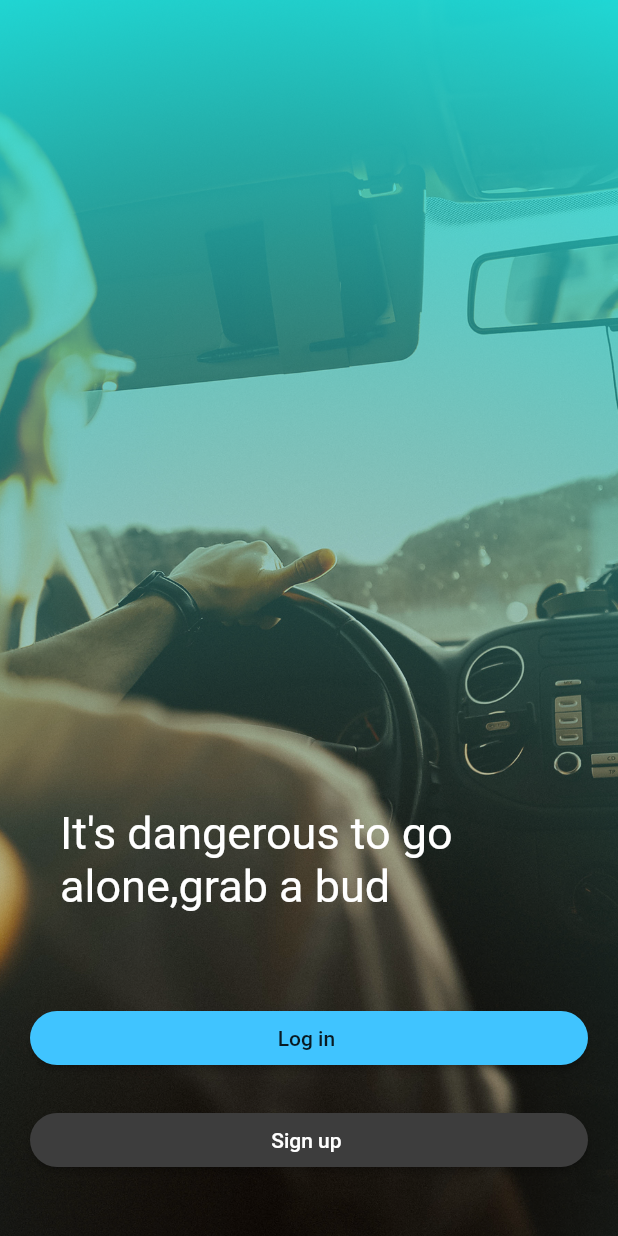
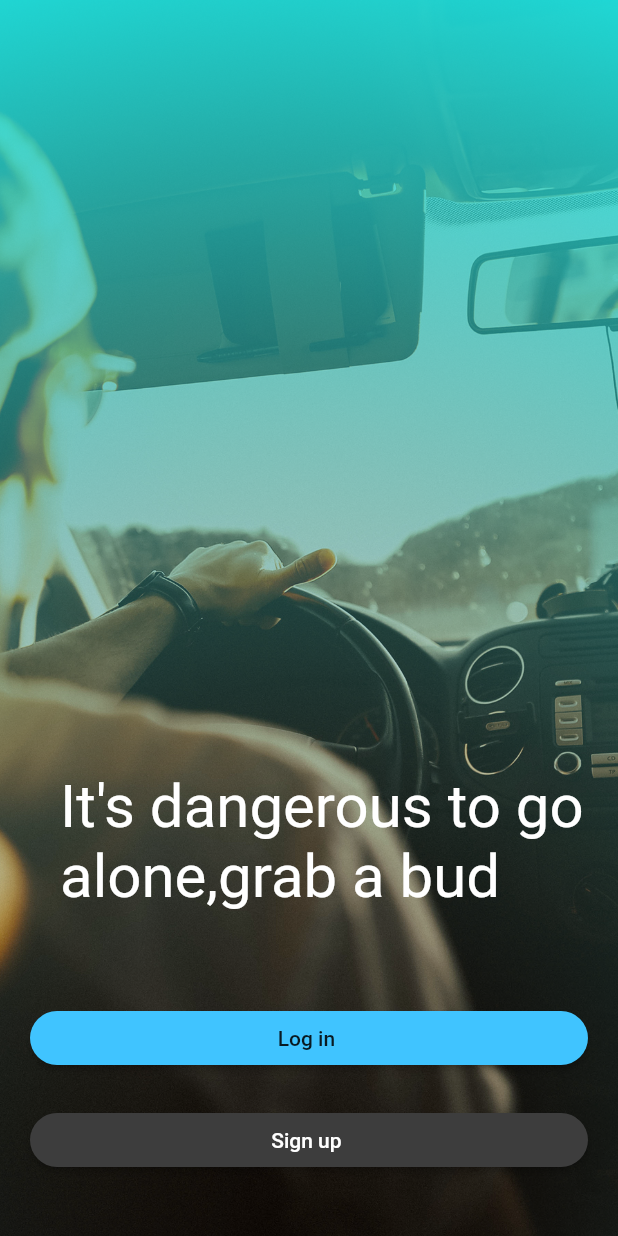
Before and after one commit to mohabmm/Bud-Development, a Flutter app: the screen it shows after launch, after a tap on the "skip next" icon, after a tap on the "done" icon, on a phone screen of 412 x 824 dp. Run offline on Flutter 3.47's test engine with Material 2 defaults, Android fonts, the phone set to English and light mode, and no system bars; our stand-ins replace cloud_firestore, datetime_picker_formfield, firebase_auth, firebase_storage, geolocator, google_maps_flutter and 4 more; accounts and stored records are empty.

```diff
--- a/lib/inherited/rootpage.dart
+++ b/lib/inherited/rootpage.dart
@@ -61,11 +61,15 @@ class _RootPageState extends State<RootPage> {
       case AuthStatus.notSignedIn:
         return SplashState();
       case AuthStatus.signedIn:
-        return HomePage(
-          onSignedOut: _signedOut,
-          user: (mCurrentUser != null) ? mCurrentUser : mCurrentUser,
-        );
+        if (mCurrentUser != null) {
+          return HomePage(
+            onSignedOut: _signedOut,
+            user: mCurrentUser,
+          );
+        } else
+          return SplashState();
     }
+
     return null;
   }
 
@@ -78,6 +82,7 @@ class _RootPageState extends State<RootPage> {
     if (mCurrentUser != null) {
       return mCurrentUser;
     }
+    return mCurrentUser;
   }
 
   Widget _buildWaitingScreen() {
--- a/lib/views/check_driver_status.dart
+++ b/lib/views/check_driver_status.dart
@@ -90,7 +90,7 @@ class _CheckDriverStatusState extends State<CheckDriverStatus> {
             Padding(
               padding: const EdgeInsets.only(top: 8.0, left: 10, right: 10.0),
               child: new Text(
-                "To drive with BUD you need to be a student or a member stuff at MSA university so please fill this data and we will let you offer ride once we checked your data ",
+                "To drive with BUD you need to be a student or a member stuff at MSA university so please fill this data and we will let you offer ride once we check your data ",
                 style: TextStyle(fontSize: 18.0),
               ),
             ),
@@ -120,13 +120,13 @@ class _CheckDriverStatusState extends State<CheckDriverStatus> {
                   DriverLiscenceFront = true;
                   _pickSaveImage();
                 },
-                child: new Text("Driver Liscence Front")),
+                child: new Text("Driver license Front")),
             new FlatButton(
                 onPressed: () {
                   DriverLiscenceBack = true;
                   _pickSaveImage();
                 },
-                child: new Text("Driver Liscence Back")),
+                child: new Text("Driver license Back")),
             new Divider(),
             new Column(mainAxisAlignment: MainAxisAlignment.end, children: <
                 Widget>[
--- a/lib/views/enter_ride_details.dart
+++ b/lib/views/enter_ride_details.dart
@@ -256,7 +256,7 @@ class _State extends State<EnterRideDetails> {
                 onSubmitted: _onSubmitdescribtion,
                 onChanged: _onSubmitdescribtion,
                 decoration: InputDecoration(
-                  labelText: 'Describtion',
+                  labelText: 'Description',
                   border: OutlineInputBorder(borderSide: BorderSide()),
                   contentPadding: EdgeInsets.all(15.0),
                 ),
--- a/lib/views/signin.dart
+++ b/lib/views/signin.dart
@@ -31,7 +31,7 @@ class Signin extends StatelessWidget {
                   key: Key("danger"),
                   style: TextStyle(
                       color: Colors.white,
-                      fontSize: 30.0,
+                      fontSize: 40.0,
                       fontWeight: FontWeight.w400),
                 ),
               ),
--- a/lib/views/trip.dart
+++ b/lib/views/trip.dart
@@ -46,7 +46,7 @@ class _State extends State<Trip> {
   @override
   void initState() {
     super.initState();
-    print("the logged in user email isdie trip is " + loggedinuser.email);
+//    print("the logged in user email isdie trip is " + loggedinuser.email);
 
     Firestore.instance
         .collection('users')
--- a/pubspec.yaml
+++ b/pubspec.yaml
@@ -66,9 +66,6 @@ flutter:
   assets:
     - assets/carpool.jpg
     - assets/login-bg.png
-    - images/path animation.flr
-    - images/trophy.flr
-    - images/Reloj.flr
     - screen/first.jpg
 
 
```
Also changed, not shown: lib/homePage.dart (+11 -1 lines), lib/views/profilepage.dart (+15 -14 lines), lib/views/sign_up_form.dart (+39 -36 lines), lib/views/signin_form.dart (+8 -7 lines), assets/girl.png (deleted), 4 other files.
